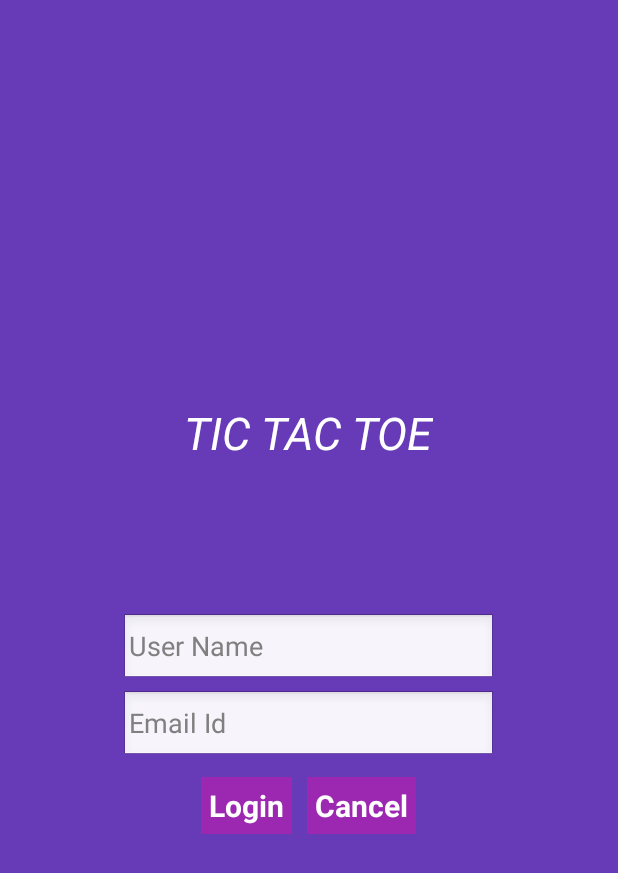
After one commit to androidkhurram/TicTacToe, an Android app: the LoginActivity screen opened directly, with no data from a screen before it, on a phone screen of 412 x 824 dp. The commit adds this screen. Shown: the top 873 px of the screen. Run offline under Robolectric (Android 15) with nearby library versions, the phone set to English and light mode, and no system bars.

Commit message:
LoginPage
Implemented signup and login to manage users.

```diff
--- /dev/null
+++ b/app/src/main/java/mohsenalqallaf/tictactoe/LoginActivity.java
@@ -0,0 +1,64 @@
+package mohsenalqallaf.tictactoe;
+
+import android.app.Activity;
+import android.content.Intent;
+import android.os.Bundle;
+import android.view.View;
+import android.widget.Button;
+import android.widget.EditText;
+import android.widget.Toast;
+
+/**
+ * Created by modernit on 12/8/15.
+ */
+public class LoginActivity extends Activity {
+    // declare all views
+    private EditText editUserName, editEmailId;
+    private Button btnSubmit, btnCancel;
+    private PlayerInfo playerInfo;
+    private DatabaseHandler db;
+
+    @Override
+    protected void onCreate(Bundle savedInstanceState) {
+        super.onCreate(savedInstanceState);
+        setContentView(R.layout.login);
+        db = new DatabaseHandler(this);
+        playerInfo = new PlayerInfo();
+        // initializeViews all Views
+        initializeViews();
+        // onClick Listener for sign in button
+        btnSubmit.setOnClickListener(new View.OnClickListener() {
+            @Override
+            public void onClick(View v) {
+                playerInfo.setName(editUserName.getText().toString());
+                playerInfo.setEmailId(editEmailId.getText().toString());
+                db.addNewPlayer(playerInfo);
+                if (editEmailId.getText().toString().isEmpty() ||
+                        editUserName.getText().toString().isEmpty())
+                {
+                    Toast.makeText(getApplicationContext(),
+                            "Please Enter Your Record First!!!", Toast.LENGTH_LONG).show();
+                } else {
+                    Intent intent = new Intent(getApplicationContext(), MainActivity.class);
+                    startActivity(intent);
+                }
+
+            }
+        });
+        // onClick Listener for cancel button
+        btnCancel.setOnClickListener(new View.OnClickListener() {
+            @Override
+            public void onClick(View v) {
+                finish();
+            }
+        });
+    }
+
+    // initialize all Views here in this method
+    private void initializeViews() {
+        editEmailId = (EditText) findViewById(R.id.edt_email_id);
+        editUserName = (EditText) findViewById(R.id.edt_user_name);
+        btnSubmit = (Button) findViewById(R.id.btn_submit);
+        btnCancel = (Button) findViewById(R.id.btn_cancel);
+    }
+}
--- a/app/src/main/java/mohsenalqallaf/tictactoe/SplashActivity.java
+++ b/app/src/main/java/mohsenalqallaf/tictactoe/SplashActivity.java
@@ -28,7 +28,7 @@ public class SplashActivity extends Activity {
             public void run() {
                 // This method will be executed once the timer is over
                 // Start your app level_two activity
-                Intent i = new Intent(SplashActivity.this, MainActivity.class);
+                Intent i = new Intent(SplashActivity.this, SignUpActivity.class);
                 startActivity(i);
 
                 // close this activity
--- /dev/null
+++ b/app/src/main/res/layout/login.xml
@@ -0,0 +1,71 @@
+<?xml version="1.0" encoding="utf-8"?>
+<LinearLayout xmlns:android="http://schemas.android.com/apk/res/android"
+    android:layout_width="match_parent"
+    android:layout_height="match_parent"
+    android:orientation="vertical"
+    android:gravity="center"
+    android:background="@color/background">
+    <TextView
+        android:id="@+id/txtHeading"
+        android:layout_width="wrap_content"
+        android:layout_height="wrap_content"
+        android:layout_alignParentTop="true"
+        android:layout_marginBottom="100dp"
+        android:text="TIC TAC TOE"
+        android:textColor="@android:color/white"
+        android:textSize="30dp"
+        android:textStyle="italic" />
+
+<EditText
+    android:id="@+id/edt_user_name"
+    android:layout_width="250dp"
+    android:layout_height="wrap_content"
+    android:paddingLeft="5dp"
+    android:paddingRight="5dp"
+    android:hint="User Name"/>
+    <EditText
+        android:id="@+id/edt_email_id"
+        android:layout_width="250dp"
+        android:layout_height="wrap_content"
+        android:layout_marginTop="3dp"
+        android:paddingLeft="5dp"
+        android:paddingRight="5dp"
+        android:hint="Email Id"/>
+    <LinearLayout
+        android:layout_width="wrap_content"
+        android:layout_height="wrap_content"
+        android:orientation="horizontal"
+        android:layout_marginTop="10dp"
+        >
+        <Button
+            android:id="@+id/btn_submit"
+            android:layout_width="wrap_content"
+            android:layout_height="wrap_content"
+            android:text="Login"
+            android:textSize="20dp"
+            android:textColor="@android:color/white"
+            android:textStyle="bold"
+            android:paddingTop="5dp"
+            android:paddingBottom="5dp"
+            android:paddingRight="5dp"
+            android:paddingLeft="5dp"
+            android:background="@color/button_color"/>
+        <Button
+            android:id="@+id/btn_cancel"
+            android:layout_width="wrap_content"
+            android:layout_height="wrap_content"
+            android:text="Cancel"
+            android:textSize="20dp"
+            android:textColor="@android:color/white"
+            android:layout_toLeftOf="@+id/btn_login"
+            android:background="@color/button_color"
+            android:layout_marginLeft="10dp"
+            android:textStyle="bold"
+            android:paddingTop="5dp"
+            android:paddingBottom="5dp"
+            android:paddingRight="5dp"
+            android:paddingLeft="5dp"
+            />
+    </LinearLayout>
+
+</LinearLayout>
```
Also changed, not shown: app/src/main/AndroidManifest.xml (+24 -12 lines), app/src/main/java/mohsenalqallaf/tictactoe/DatabaseHandler.java (added, +143 -0 lines), app/src/main/java/mohsenalqallaf/tictactoe/MainActivity.java (+11 -0 lines), app/src/main/java/mohsenalqallaf/tictactoe/PlayerInfo.java (added, +55 -0 lines), app/src/main/java/mohsenalqallaf/tictactoe/SignUpActivity.java (added, +44 -0 lines), app/src/main/res/layout/signup.xml (added, +70 -0 lines).
